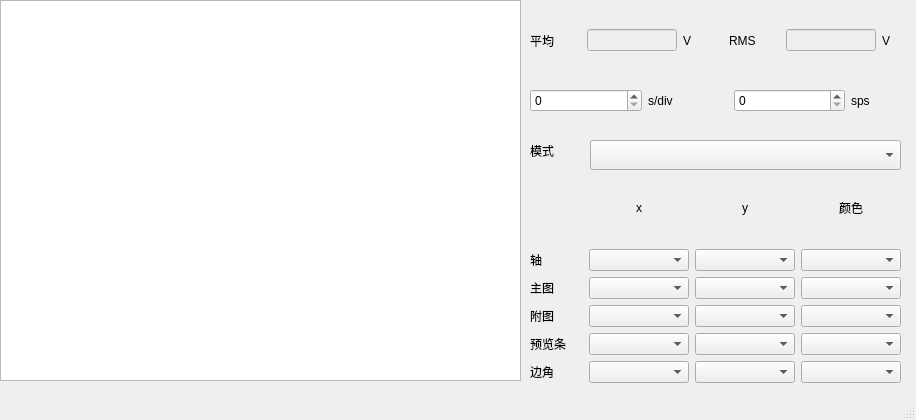
Old version of the form plot/main_window.ui in the repository XuHg-zjcn/dataflow.
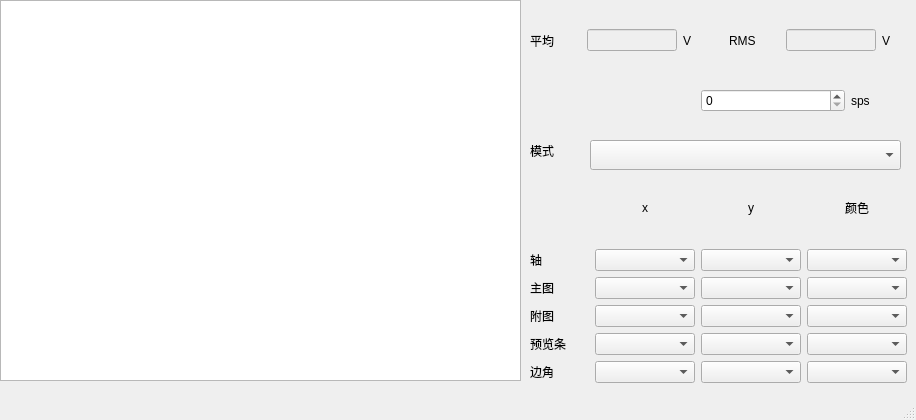
New version of the form. Custom widgets are drawn as their Qt base class.

Commit message: feat: my first widget, SpinBoxUnitLabel

Diff of the .ui file:
```diff
--- a/plot/main_window.ui
+++ b/plot/main_window.ui
@@ -54,19 +54,6 @@
     </property>
     <layout class="QGridLayout" name="gridLayout_2">
      <item row="0" column="2">
-      <spacer name="verticalSpacer">
-       <property name="orientation">
-        <enum>Qt::Vertical</enum>
-       </property>
-       <property name="sizeHint" stdset="0">
-        <size>
-         <width>20</width>
-         <height>40</height>
-        </size>
-       </property>
-      </spacer>
-     </item>
-     <item row="0" column="3">
       <widget class="QSpinBox" name="edit_sps"/>
      </item>
      <item row="0" column="4">
@@ -82,28 +69,21 @@
        </property>
       </widget>
      </item>
-     <item row="0" column="0">
-      <widget class="QSpinBox" name="edit_sDiv">
-       <property name="minimum">
-        <number>0</number>
-       </property>
-       <property name="maximum">
-        <number>1000</number>
-       </property>
-      </widget>
-     </item>
      <item row="0" column="1">
-      <widget class="QLabel" name="label_sDiv">
-       <property name="maximumSize">
+      <spacer name="verticalSpacer">
+       <property name="orientation">
+        <enum>Qt::Vertical</enum>
+       </property>
+       <property name="sizeHint" stdset="0">
         <size>
-         <width>60</width>
-         <height>16777215</height>
+         <width>20</width>
+         <height>40</height>
         </size>
        </property>
-       <property name="text">
-        <string>s/div</string>
-       </property>
-      </widget>
+      </spacer>
+     </item>
+     <item row="0" column="0">
+      <widget class="SpinBoxUnitLabel" name="widget" native="true"/>
      </item>
     </layout>
    </widget>
@@ -213,7 +193,7 @@
      <rect>
       <x>530</x>
       <y>172</y>
-      <width>371</width>
+      <width>377</width>
       <height>211</height>
      </rect>
     </property>
@@ -431,6 +411,12 @@
    <extends>QGraphicsView</extends>
    <header>pyqtgraph</header>
   </customwidget>
+  <customwidget>
+   <class>SpinBoxUnitLabel</class>
+   <extends>QWidget</extends>
+   <header>plot.spinbox_unitlabel</header>
+   <container>1</container>
+  </customwidget>
  </customwidgets>
  <resources/>
  <connections/>
```
Left out of the diff: 2 changed lines with no effect on the pictures. The commit also changes 5 other files.
